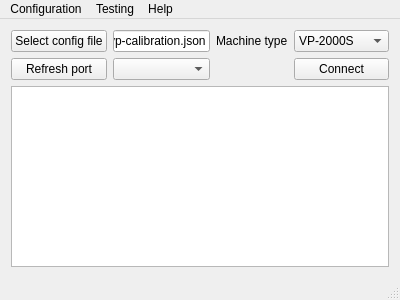
This is source/smallsmt_openpnp_server/smallsmt_openpnp_server/mainwindow.ui in jarekkt/smallsmt-openpnp as Qt 5 draws it before an edit. The edited form follows.
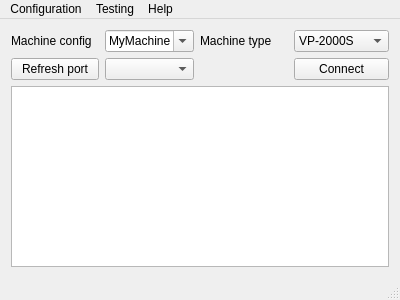
This is the edited form.

Commit message: Fixed communication to machine.

The edit to the form file:
```diff
--- a/source/smallsmt_openpnp_server/smallsmt_openpnp_server/mainwindow.ui
+++ b/source/smallsmt_openpnp_server/smallsmt_openpnp_server/mainwindow.ui
@@ -33,13 +33,6 @@
       <item row="1" column="2">
        <widget class="QComboBox" name="comboBoxSerialPorts"/>
       </item>
-      <item row="0" column="2">
-       <widget class="QLineEdit" name="fnameLE">
-        <property name="text">
-         <string>vp-calibration.json</string>
-        </property>
-       </widget>
-      </item>
       <item row="0" column="4">
        <widget class="QComboBox" name="machineTypesCB">
         <item>
@@ -71,13 +64,6 @@
         </property>
        </widget>
       </item>
-      <item row="0" column="1">
-       <widget class="QPushButton" name="selectConfgiPB">
-        <property name="text">
-         <string>Select config file</string>
-        </property>
-       </widget>
-      </item>
       <item row="1" column="1">
        <widget class="QPushButton" name="refreshPortPB">
         <property name="text">
@@ -85,6 +71,23 @@
         </property>
        </widget>
       </item>
+      <item row="0" column="1">
+       <widget class="QLabel" name="label">
+        <property name="text">
+         <string>Machine config</string>
+        </property>
+       </widget>
+      </item>
+      <item row="0" column="2">
+       <widget class="QComboBox" name="machineConfigCB">
+        <property name="editable">
+         <bool>true</bool>
+        </property>
+        <property name="currentText">
+         <string notr="true">MyMachine</string>
+        </property>
+       </widget>
+      </item>
      </layout>
     </item>
     <item>
```
Left out of the diff: 18 changed lines with no effect on the pictures. The commit also changes 10 other files.
